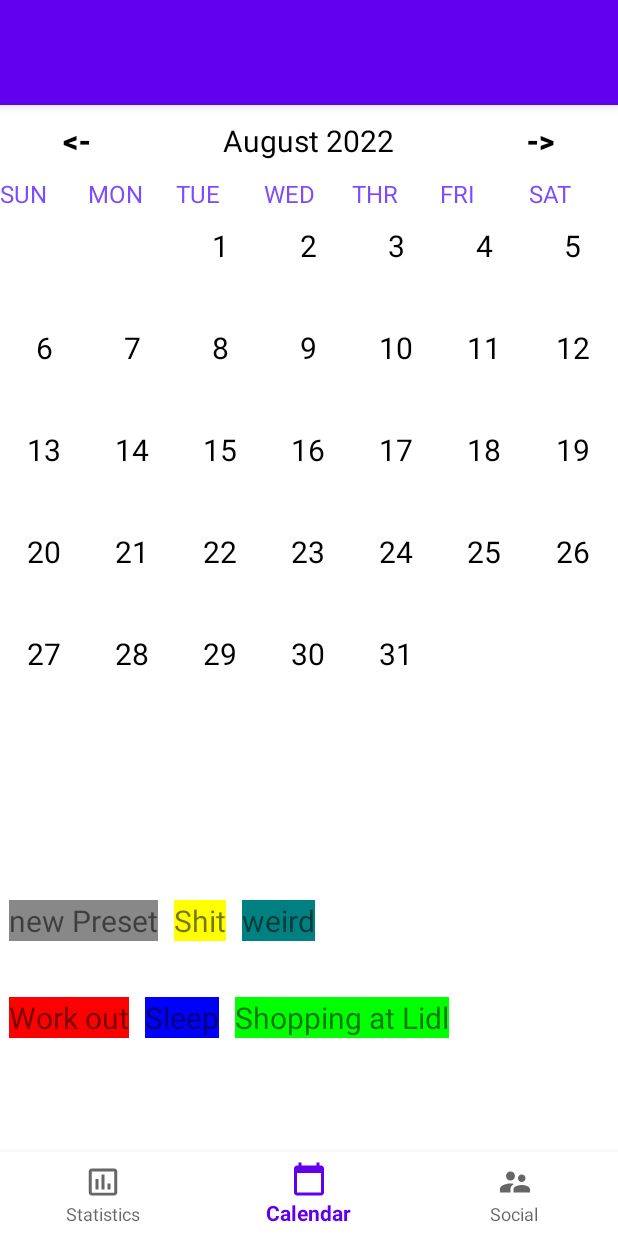
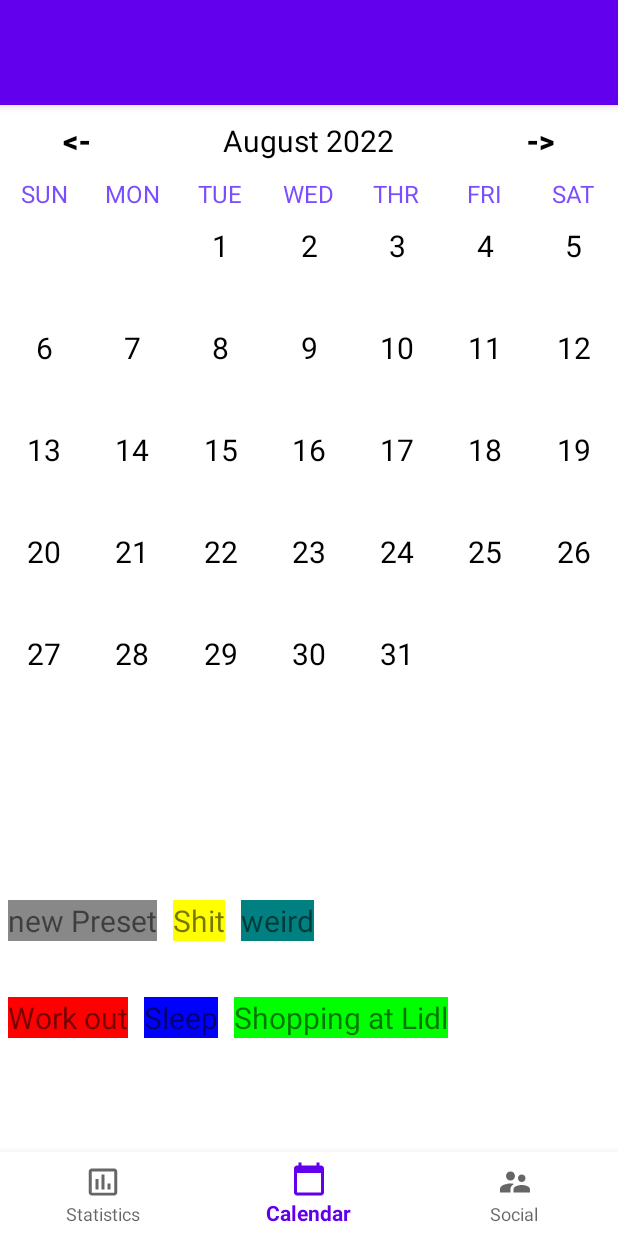
Before and after one commit to chan9908181/TeamZCC, an Android app: the screen it shows after launch (MainActivity), on a phone screen of 412 x 824 dp. Run offline under Robolectric (Android 15) with nearby library versions, the phone set to English and light mode, and no system bars.

Commit message:
updated recyclerview and scrollview width to 0dp  for better alignment

```diff
--- a/app/src/main/res/layout/activity_main.xml
+++ b/app/src/main/res/layout/activity_main.xml
@@ -95,6 +95,7 @@
             android:layout_height="wrap_content"
             android:layout_weight="1"
             android:text="@string/sun"
+            android:textAlignment="center"
             android:textColor="#7C4DFF"
             android:textSize="16sp" />
 
@@ -103,6 +104,7 @@
             android:layout_height="wrap_content"
             android:layout_weight="1"
             android:text="@string/mon"
+            android:textAlignment="center"
             android:textColor="#7C4DFF"
             android:textSize="16sp" />
 
@@ -111,6 +113,7 @@
             android:layout_height="wrap_content"
             android:layout_weight="1"
             android:text="@string/tue"
+            android:textAlignment="center"
             android:textColor="#7C4DFF"
             android:textSize="16sp" />
 
@@ -119,6 +122,7 @@
             android:layout_height="wrap_content"
             android:layout_weight="1"
             android:text="@string/wed"
+            android:textAlignment="center"
             android:textColor="#7C4DFF"
             android:textSize="16sp" />
 
@@ -127,6 +131,7 @@
             android:layout_height="wrap_content"
             android:layout_weight="1"
             android:text="@string/thr"
+            android:textAlignment="center"
             android:textColor="#7C4DFF"
             android:textSize="16sp" />
 
@@ -135,6 +140,7 @@
             android:layout_height="wrap_content"
             android:layout_weight="1"
             android:text="@string/fri"
+            android:textAlignment="center"
             android:textColor="#7C4DFF"
             android:textSize="16sp" />
 
@@ -143,6 +149,7 @@
             android:layout_height="wrap_content"
             android:layout_weight="1"
             android:text="@string/sat"
+            android:textAlignment="center"
             android:textColor="#7C4DFF"
             android:textSize="16sp" />
 
@@ -150,7 +157,7 @@
 
     <androidx.recyclerview.widget.RecyclerView
         android:id="@+id/calenderRecyclerView"
-        android:layout_width="411dp"
+        android:layout_width="0dp"
         android:layout_height="411dp"
         app:layout_constraintBottom_toTopOf="@+id/bottom_nav_bar"
         app:layout_constraintEnd_toEndOf="parent"
@@ -161,7 +168,7 @@
 
     <HorizontalScrollView
         android:id="@+id/preset_scrollbar"
-        android:layout_width="411dp"
+        android:layout_width="0dp"
         android:layout_height="130dp"
         app:layout_constraintBottom_toTopOf="@+id/bottom_nav_bar"
         app:layout_constraintEnd_toEndOf="parent"
```
